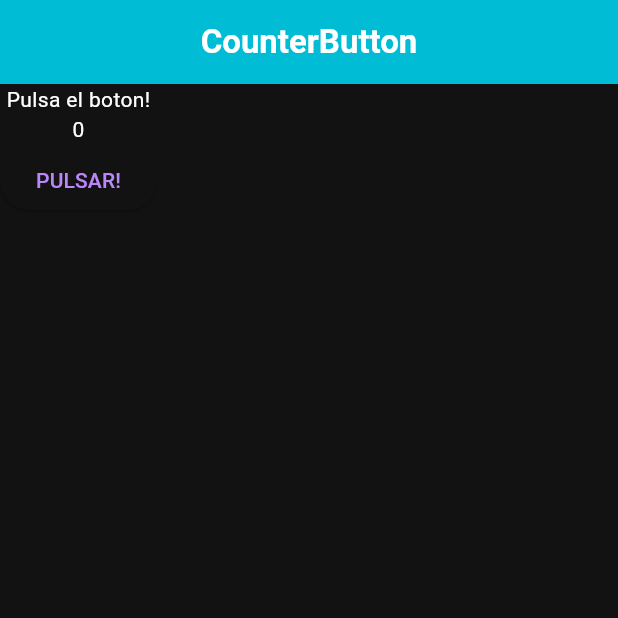
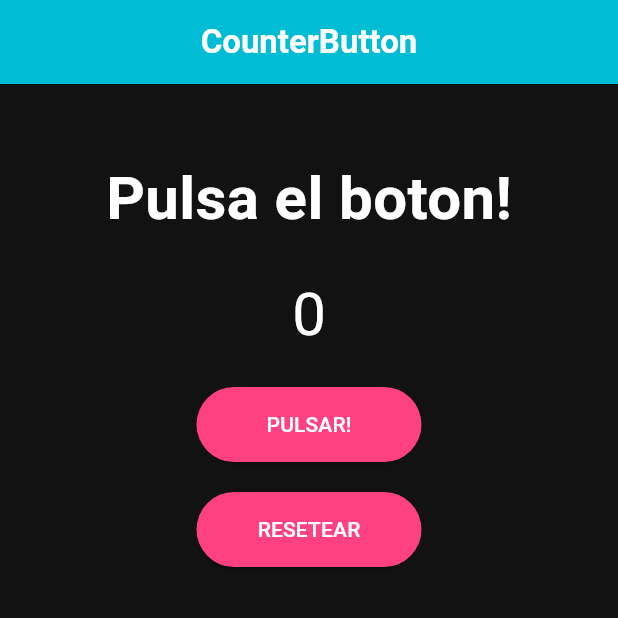
Before and after one commit to ning3n/counter_button_app, a Flutter app: the screen it shows after launch, on a phone screen of 412 x 824 dp, the top half of it. Run offline on Flutter 3.47's test engine with Material 3 defaults, Android fonts, the light colour scheme and no system bars.

Commit message:
added some styling to the app

```diff
--- a/lib/screens/counter_button.dart
+++ b/lib/screens/counter_button.dart
@@ -16,6 +16,12 @@ class _CounterButtonState extends State<CounterButton> {
     });
   }
 
+  void _resetear() {
+    setState(() {
+      _contador = 0;
+    });
+  }
+
   @override
   Widget build(BuildContext context) {
     return Scaffold(
@@ -24,12 +30,30 @@ class _CounterButtonState extends State<CounterButton> {
         backgroundColor: Colors.cyan,
         centerTitle: true,
       ),
-      body: Column(
-        children: [
-          Text('Pulsa el boton!'),
-          Text('$_contador'),
-          ElevatedButton(onPressed: _incremento, child: Text('PULSAR!'))
-        ],
+      body: Center(
+        child: Padding(
+          padding: const EdgeInsets.all(8.0),
+          child: Column(
+            children: [
+              SizedBox(height: 40),
+              Text('Pulsa el boton!', style: TextStyle(fontSize: 40, fontWeight: FontWeight.bold)),
+              SizedBox(height: 20),
+              Text('$_contador', style: TextStyle(fontSize: 40),),
+              SizedBox(height: 20),
+              SizedBox(
+                height: 50,
+                width: 150,
+                child: ElevatedButton(onPressed: _incremento, style: ElevatedButton.styleFrom(backgroundColor: Colors.pinkAccent, foregroundColor: Colors.white), child: Text('PULSAR!', style: TextStyle(color: Colors.white),)),
+              ),
+              SizedBox(height: 20),
+              SizedBox(
+                height: 50,
+                width: 150,
+                child: ElevatedButton(onPressed: _resetear, style: ElevatedButton.styleFrom(backgroundColor: Colors.pinkAccent, foregroundColor: Colors.white), child: Text('RESETEAR', style: TextStyle(color: Colors.white),)),
+              ),
+            ],
+          ),
+        ),
       ),
     );
   }
```
